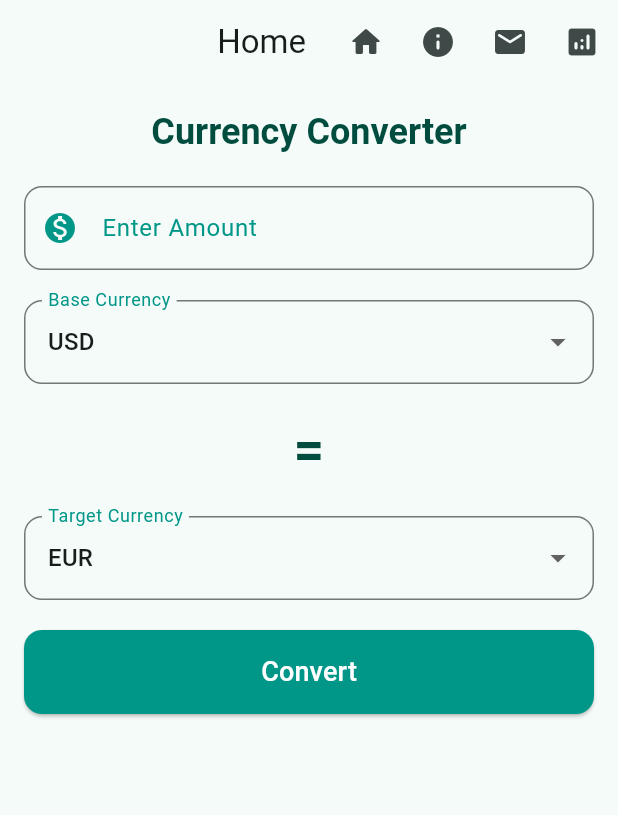
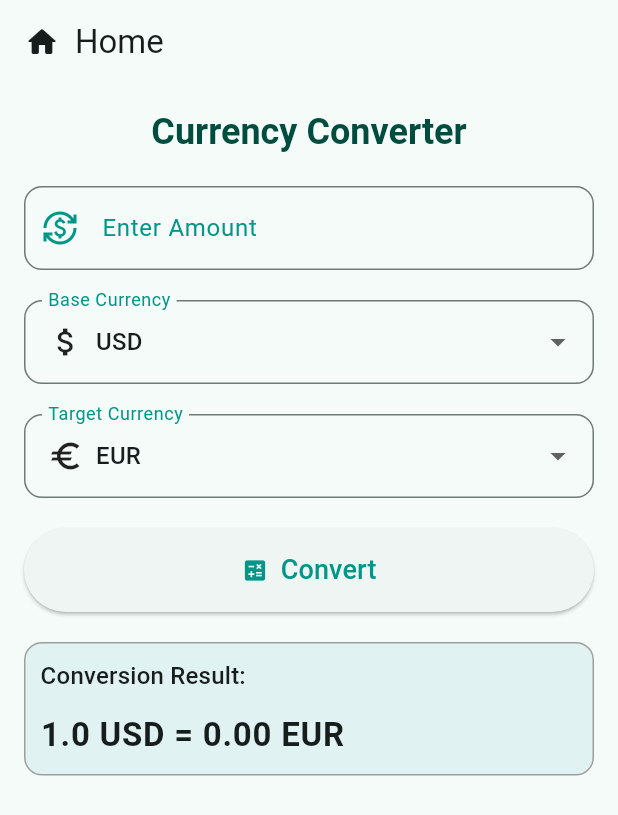
Before and after one commit to AfnanAhmedProjects/currencyconverter, a Flutter app: the screen it shows after launch, on a phone screen of 412 x 824 dp. Shown: the top 815 px of the screen. Run offline on Flutter 3.47's test engine with Material 3 defaults, Android fonts, the phone set to English and light mode, and no system bars; our stand-ins replace fl_chart, flutter_spinkit, font_awesome_flutter.

Commit message:
little styling

```diff
--- a/lib/home.dart
+++ b/lib/home.dart
@@ -12,72 +12,72 @@ class _HomePageState extends State<HomePage> {
   String targetCurrency = 'EUR';
   double result = 0.0;
   bool isLoading = false;
-  Map<String, double> exchangeRates = {
-    'USD': 1.0,
-    'EUR': 0.85,
-    'GBP': 0.73,
-    'AUD': 1.34,
-    'CAD': 1.25,
-    'JPY': 110.0,
-    'PKR': 280.0,
-    'INR': 83.0,
-    'CNY': 7.05,
-    'CHF': 0.92,
-    'NZD': 1.40,
-    'SGD': 1.35,
-    'HKD': 7.85,
-    'KRW': 1320.0,
-    'MXN': 18.50,
-    'BRL': 5.35,
-    'ZAR': 19.50,
-    'TRY': 26.85,
-    'RUB': 94.50,
-    'SEK': 10.05,
-    'NOK': 10.95,
-    'DKK': 6.35,
-    'ILS': 3.45,
-    'PLN': 4.00,
-    'HUF': 380.0,
-    'CZK': 22.0,
-    'THB': 34.0,
-    'MYR': 4.60,
-    'IDR': 15000.0,
-    'SAR': 3.75,
-    'AED': 3.67,
-    'KWD': 0.31,
-    'BHD': 0.38,
-    'OMR': 0.39,
-    'JOD': 0.71,
-    'LBP': 1510.0,
-    'DZD': 135.0,
-    'MAD': 10.40,
-    'TND': 3.09,
-    'MDL': 18.75,
-    'PEN': 3.75,
-    'GTQ': 7.85,
-    'COP': 4250.0,
-    'PAB': 1.0,
-    'NIO': 36.0,
-    'CRC': 660.0,
-    'PYG': 7350.0,
-    'UYU': 39.5,
-    'VEF': 0.25,
-    'BWP': 12.45,
-    'MZN': 63.5,
-    'NAD': 19.50,
-    'ETB': 55.0,
-    'RWF': 1100.0,
-    'UGX': 3710.0,
-    'TZS': 2350.0,
-    'KWD': 0.31,
-    'MWK': 850.0,
-    'ZWL': 0.01,
-    'CUP': 24.0,
-    'CUC': 1.0,
-    'SYP': 2500.0,
-    'AFN': 87.0,
-    'TMT': 3.5,
-    'GHS': 13.6,
+
+  Map<String, Map<String, dynamic>> exchangeRates = {
+    'USD': {'rate': 1.0, 'icon': Icons.attach_money},
+    'EUR': {'rate': 0.85, 'icon': Icons.euro},
+    'GBP': {'rate': 0.73, 'icon': Icons.currency_pound},
+    'AUD': {'rate': 1.34, 'icon': Icons.currency_exchange},
+    'CAD': {'rate': 1.25, 'icon': Icons.currency_exchange},
+    'JPY': {'rate': 110.0, 'icon': Icons.currency_yen},
+    'PKR': {'rate': 280.0, 'icon': Icons.currency_exchange},
+    'INR': {'rate': 83.0, 'icon': Icons.currency_rupee},
+    'CNY': {'rate': 7.05, 'icon': Icons.currency_yuan},
+    'CHF': {'rate': 0.92, 'icon': Icons.currency_exchange},
+    'NZD': {'rate': 1.40, 'icon': Icons.currency_exchange},
+    'SGD': {'rate': 1.35, 'icon': Icons.currency_exchange},
+    'HKD': {'rate': 7.85, 'icon': Icons.currency_exchange},
+    'KRW': {'rate': 1320.0, 'icon': Icons.currency_exchange},
+    'MXN': {'rate': 18.50, 'icon': Icons.currency_exchange},
+    'BRL': {'rate': 5.35, 'icon': Icons.currency_exchange},
+    'ZAR': {'rate': 19.50, 'icon': Icons.currency_exchange},
+    'TRY': {'rate': 26.85, 'icon': Icons.currency_exchange},
+    'RUB': {'rate': 94.50, 'icon': Icons.currency_exchange},
+    'SEK': {'rate': 10.05, 'icon': Icons.currency_exchange},
+    'NOK': {'rate': 10.95, 'icon': Icons.currency_exchange},
+    'DKK': {'rate': 6.35, 'icon': Icons.currency_exchange},
+    'ILS': {'rate': 3.45, 'icon': Icons.currency_exchange},
+    'PLN': {'rate': 4.00, 'icon': Icons.currency_exchange},
+    'HUF': {'rate': 380.0, 'icon': Icons.currency_exchange},
+    'CZK': {'rate': 22.0, 'icon': Icons.currency_exchange},
+    'THB': {'rate': 34.0, 'icon': Icons.currency_exchange},
+    'MYR': {'rate': 4.60, 'icon': Icons.currency_exchange},
+    'IDR': {'rate': 15000.0, 'icon': Icons.currency_exchange},
+    'SAR': {'rate': 3.75, 'icon': Icons.currency_exchange},
+    'AED': {'rate': 3.67, 'icon': Icons.currency_exchange},
+    'KWD': {'rate': 0.31, 'icon': Icons.currency_exchange},
+    'BHD': {'rate': 0.38, 'icon': Icons.currency_exchange},
+    'OMR': {'rate': 0.39, 'icon': Icons.currency_exchange},
+    'JOD': {'rate': 0.71, 'icon': Icons.currency_exchange},
+    'LBP': {'rate': 1510.0, 'icon': Icons.currency_exchange},
+    'DZD': {'rate': 135.0, 'icon': Icons.currency_exchange},
+    'MAD': {'rate': 10.40, 'icon': Icons.currency_exchange},
+    'TND': {'rate': 3.09, 'icon': Icons.currency_exchange},
+    'MDL': {'rate': 18.75, 'icon': Icons.currency_exchange},
+    'PEN': {'rate': 3.75, 'icon': Icons.currency_exchange},
+    'GTQ': {'rate': 7.85, 'icon': Icons.currency_exchange},
+    'COP': {'rate': 4250.0, 'icon': Icons.currency_exchange},
+    'PAB': {'rate': 1.0, 'icon': Icons.currency_exchange},
+    'NIO': {'rate': 36.0, 'icon': Icons.currency_exchange},
+    'CRC': {'rate': 660.0, 'icon': Icons.currency_exchange},
+    'PYG': {'rate': 7350.0, 'icon': Icons.currency_exchange},
+    'UYU': {'rate': 39.5, 'icon': Icons.currency_exchange},
+    'VEF': {'rate': 0.25, 'icon': Icons.currency_exchange},
+    'BWP': {'rate': 12.45, 'icon': Icons.currency_exchange},
+    'MZN': {'rate': 63.5, 'icon': Icons.currency_exchange},
+    'NAD': {'rate': 19.50, 'icon': Icons.currency_exchange},
+    'ETB': {'rate': 55.0, 'icon': Icons.currency_exchange},
+    'RWF': {'rate': 1100.0, 'icon': Icons.currency_exchange},
+    'UGX': {'rate': 3710.0, 'icon': Icons.currency_exchange},
+    'TZS': {'rate': 2350.0, 'icon': Icons.currency_exchange},
+    'MWK': {'rate': 850.0, 'icon': Icons.currency_exchange},
+    'ZWL': {'rate': 0.01, 'icon': Icons.currency_exchange},
+    'CUP': {'rate': 24.0, 'icon': Icons.currency_exchange},
+    'CUC': {'rate': 1.0, 'icon': Icons.currency_exchange},
+    'SYP': {'rate': 2500.0, 'icon': Icons.currency_exchange},
+    'AFN': {'rate': 87.0, 'icon': Icons.currency_exchange},
+    'TMT': {'rate': 3.5, 'icon': Icons.currency_exchange},
+    'GHS': {'rate': 13.6, 'icon': Icons.currency_exchange},
   };
 
   @override
@@ -102,8 +102,8 @@ class _HomePageState extends State<HomePage> {
   void convertCurrency() {
     if (exchangeRates.containsKey(targetCurrency) &&
         exchangeRates.containsKey(baseCurrency)) {
-      double rate =
-          exchangeRates[targetCurrency]! / exchangeRates[baseCurrency]!;
+      double rate = exchangeRates[targetCurrency]!['rate'] /
+          exchangeRates[baseCurrency]!['rate'];
       setState(() {
         result = amount * rate;
       });
@@ -143,30 +143,14 @@ class _HomePageState extends State<HomePage> {
   Widget build(BuildContext context) {
     return Scaffold(
       appBar: AppBar(
-        title: const Text('Home'),
-        centerTitle: true,
-        actions: [
-          IconButton(
-            icon: const Icon(Icons.home_rounded),
-            tooltip: 'Home', // Tooltip for Home
-            onPressed: () => Navigator.pushNamed(context, '/home'),
-          ),
-          IconButton(
-            icon: const Icon(Icons.info_rounded),
-            tooltip: 'About', // Tooltip for About
-            onPressed: () => Navigator.pushNamed(context, '/about'),
-          ),
-          IconButton(
-            icon: const Icon(Icons.email_rounded),
-            tooltip: 'Contact', // Tooltip for Contact
-            onPressed: () => Navigator.pushNamed(context, '/contact'),
-          ),
-          IconButton(
-            icon: const Icon(Icons.analytics_rounded),
-            tooltip: 'Predictions', // Tooltip for Predictions
-            onPressed: () => Navigator.pushNamed(context, '/predictions'),
-          ),
-        ],
+        title: Row(
+          children: const [
+            Icon(Icons.home_rounded),
+            SizedBox(width: 10),
+            Text('Home'),
+          ],
+        ),
+        centerTitle: false,
       ),
       body: isLoading
           ? Center(
@@ -192,7 +176,7 @@ class _HomePageState extends State<HomePage> {
                       border: OutlineInputBorder(
                         borderRadius: BorderRadius.circular(12.0),
                       ),
-                      prefixIcon: Icon(Icons.monetization_on),
+                      prefixIcon: Icon(Icons.currency_exchange),
                     ),
                     keyboardType:
                         TextInputType.numberWithOptions(decimal: true),
@@ -212,12 +196,16 @@ class _HomePageState extends State<HomePage> {
                         convertCurrency();
                       });
                     },
-                    items: exchangeRates.keys
-                        .toList()
-                        .map<DropdownMenuItem<String>>((String currency) {
-                      return DropdownMenuItem<String>(
+                    items: exchangeRates.keys.map((currency) {
+                      return DropdownMenuItem(
                         value: currency,
-                        child: Text(currency),
+                        child: Row(
+                          children: <Widget>[
+                            Icon(exchangeRates[currency]!['icon']),
+                            SizedBox(width: 8.0),
+                            Text(currency),
+                          ],
+                        ),
                       );
                     }).toList(),
                     decoration: InputDecoration(
@@ -228,15 +216,6 @@ class _HomePageState extends State<HomePage> {
                     ),
                   ),
                   SizedBox(height: 20.0),
-                  Text(
-                    '=',
-                    textAlign: TextAlign.center,
-                    style: Theme.of(context).textTheme.headlineSmall?.copyWith(
-                          fontSize: 36.0,
-                          fontWeight: FontWeight.bold,
-                        ),
-                  ),
-                  SizedBox(height: 20.0),
                   DropdownButtonFormField<String>(
                     value: targetCurrency,
                     onChanged: (value) {
@@ -245,12 +224,16 @@ class _HomePageState extends State<HomePage> {
                         convertCurrency();
                       });
                     },
-                    items: exchangeRates.keys
-                        .toList()
-                        .map<DropdownMenuItem<String>>((String currency) {
-                      return DropdownMenuItem<String>(
+                    items: exchangeRates.keys.map((currency) {
+                      return DropdownMenuItem(
                         value: currency,
-                        child: Text(currency),
+                        child: Row(
+                          children: <Widget>[
+                            Icon(exchangeRates[currency]!['icon']),
+                            SizedBox(width: 8.0),
+                            Text(currency),
+                          ],
+                        ),
                       );
                     }).toList(),
                     decoration: InputDecoration(
@@ -261,20 +244,39 @@ class _HomePageState extends State<HomePage> {
                     ),
                   ),
                   SizedBox(height: 20.0),
-                  ElevatedButton(
-                    onPressed: () {
-                      convertCurrency();
-                      showConversionDialog();
-                    },
+                  ElevatedButton.icon(
+                    onPressed: showConversionDialog,
+                    icon: Icon(Icons.calculate),
+                    label: Text('Convert'),
                     style: ElevatedButton.styleFrom(
-                      backgroundColor: Colors.teal,
                       padding: EdgeInsets.symmetric(vertical: 15.0),
-                      shape: RoundedRectangleBorder(
-                        borderRadius: BorderRadius.circular(12.0),
-                      ),
                     ),
-                    child: Text('Convert',
-                        style: Theme.of(context).textTheme.labelLarge),
+                  ),
+                  SizedBox(height: 20.0),
+                  Container(
+                    padding: EdgeInsets.all(10.0),
+                    decoration: BoxDecoration(
+                      borderRadius: BorderRadius.circular(12.0),
+                      border: Border.all(color: Colors.grey),
+                      color: Colors.teal.shade50,
+                    ),
+                    child: Column(
+                      crossAxisAlignment: CrossAxisAlignment.stretch,
+                      children: <Widget>[
+                        Text(
+                          'Conversion Result:',
+                          style: Theme.of(context).textTheme.titleMedium,
+                        ),
+                        SizedBox(height: 10.0),
+                        Text(
+                          '$amount $baseCurrency = ${result.toStringAsFixed(2)} $targetCurrency',
+                          style: Theme.of(context).textTheme.bodyLarge?.copyWith(
+                                fontSize: 22.0,
+                                fontWeight: FontWeight.bold,
+                              ),
+                        ),
+                      ],
+                    ),
                   ),
                 ],
               ),
--- a/pubspec.yaml
+++ b/pubspec.yaml
@@ -40,6 +40,7 @@ dependencies:
   google_maps_flutter: ^2.9.0
   font_awesome_flutter: ^10.7.0
   url_launcher: ^6.1.7
+  flutter_launcher_icons: ^0.13.1
 
 dev_dependencies:
   flutter_test:
```
Also changed, not shown: pubspec.lock.
